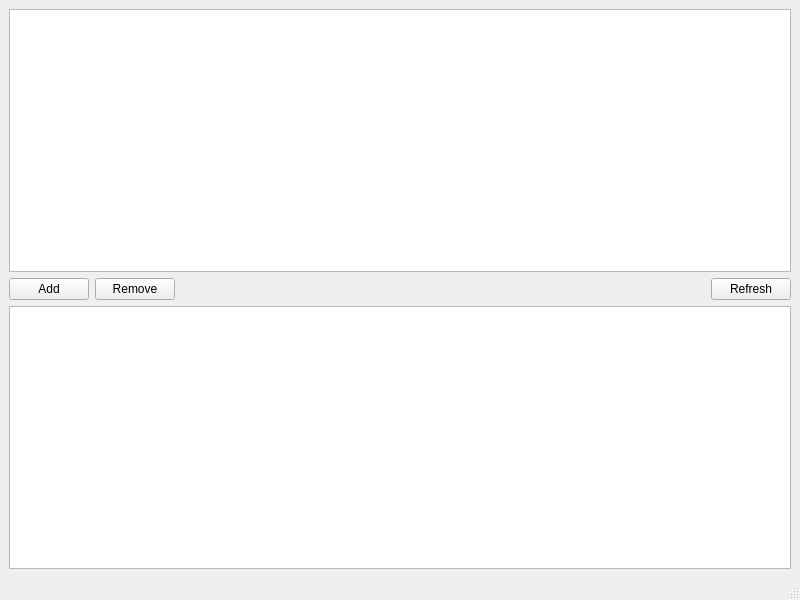
The window that QtRSSReader/src/ui/mainwindow.ui (ignabelitzky/qt-rss-reader) describes before a commit, drawn with Qt 5.
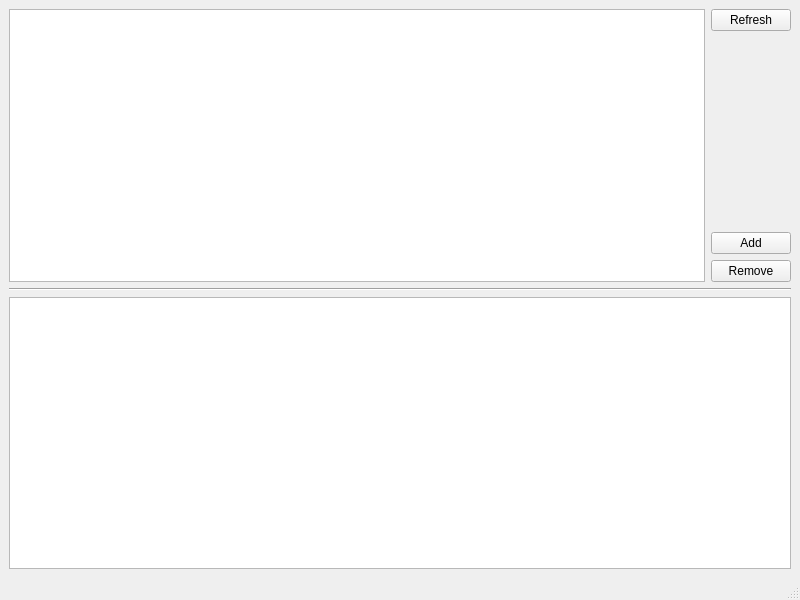
The same window after the commit.

```diff
--- a/QtRSSReader/src/ui/mainwindow.ui
+++ b/QtRSSReader/src/ui/mainwindow.ui
@@ -16,10 +16,32 @@
   <widget class="QWidget" name="centralwidget">
    <layout class="QVBoxLayout" name="verticalLayout">
     <item>
+     <layout class="QHBoxLayout" name="horizontalLayout_2">
+      <item>
      <widget class="QTableView" name="feedTableView"/>
     </item>
     <item>
-     <layout class="QHBoxLayout" name="horizontalLayout">
+       <layout class="QVBoxLayout" name="verticalLayout_2">
+        <item>
+         <widget class="QPushButton" name="refreshButton">
+          <property name="text">
+           <string>Refresh</string>
+          </property>
+         </widget>
+        </item>
+        <item>
+         <spacer name="verticalSpacer">
+          <property name="orientation">
+           <enum>Qt::Orientation::Vertical</enum>
+          </property>
+          <property name="sizeHint" stdset="0">
+           <size>
+            <width>20</width>
+            <height>40</height>
+           </size>
+          </property>
+         </spacer>
+        </item>
       <item>
        <widget class="QPushButton" name="addButton">
         <property name="text">
@@ -34,27 +56,16 @@
         </property>
        </widget>
       </item>
+       </layout>
+      </item>
+     </layout>
+    </item>
       <item>
-       <spacer name="horizontalSpacer">
+     <widget class="Line" name="line">
         <property name="orientation">
          <enum>Qt::Orientation::Horizontal</enum>
         </property>
-        <property name="sizeHint" stdset="0">
-         <size>
-          <width>40</width>
-          <height>20</height>
-         </size>
-        </property>
-       </spacer>
-      </item>
-      <item>
-       <widget class="QPushButton" name="refreshButton">
-        <property name="text">
-         <string>Refresh</string>
-        </property>
-       </widget>
-      </item>
-     </layout>
+     </widget>
     </item>
     <item>
      <widget class="QTableView" name="rssTableView"/>
```
Lines whose indentation alone changed are shown as unchanged.
